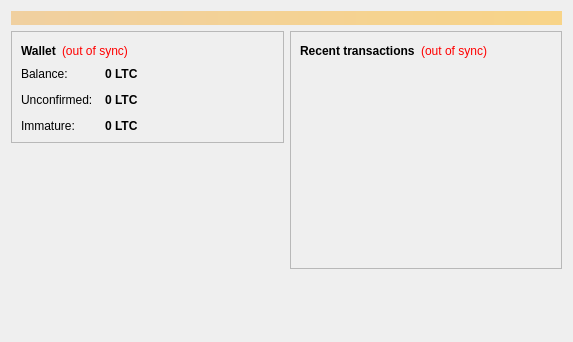
Before: the Qt Designer form src/qt/forms/overviewpage.ui in Judas-Iscariot/JesusCoin, drawn with Qt 5.
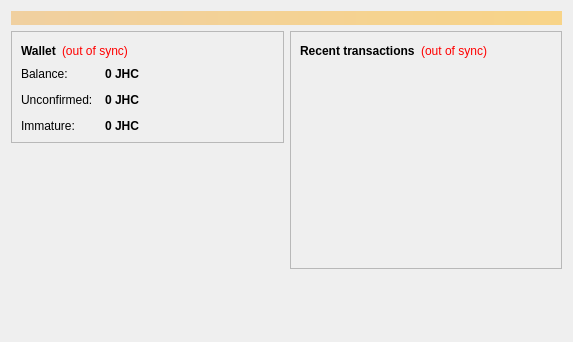
After: the same form once the commit is applied.

Patch:
```diff
--- a/src/qt/forms/overviewpage.ui
+++ b/src/qt/forms/overviewpage.ui
@@ -122,7 +122,7 @@
                <string>Your current balance</string>
               </property>
               <property name="text">
-               <string notr="true">0 LTC</string>
+               <string notr="true">0 JHC</string>
               </property>
               <property name="textInteractionFlags">
                <set>Qt::LinksAccessibleByMouse|Qt::TextSelectableByKeyboard|Qt::TextSelectableByMouse</set>
@@ -151,7 +151,7 @@
                <string>Total of transactions that have yet to be confirmed, and do not yet count toward the current balance</string>
               </property>
               <property name="text">
-               <string notr="true">0 LTC</string>
+               <string notr="true">0 JHC</string>
               </property>
               <property name="textInteractionFlags">
                <set>Qt::LinksAccessibleByMouse|Qt::TextSelectableByKeyboard|Qt::TextSelectableByMouse</set>
@@ -177,7 +177,7 @@
                <string>Mined balance that has not yet matured</string>
               </property>
               <property name="text">
-               <string notr="true">0 LTC</string>
+               <string notr="true">0 JHC</string>
               </property>
               <property name="textInteractionFlags">
                <set>Qt::LinksAccessibleByMouse|Qt::TextSelectableByKeyboard|Qt::TextSelectableByMouse</set>
```
Left out of the diff: 4 changed lines with no effect on the pictures.
